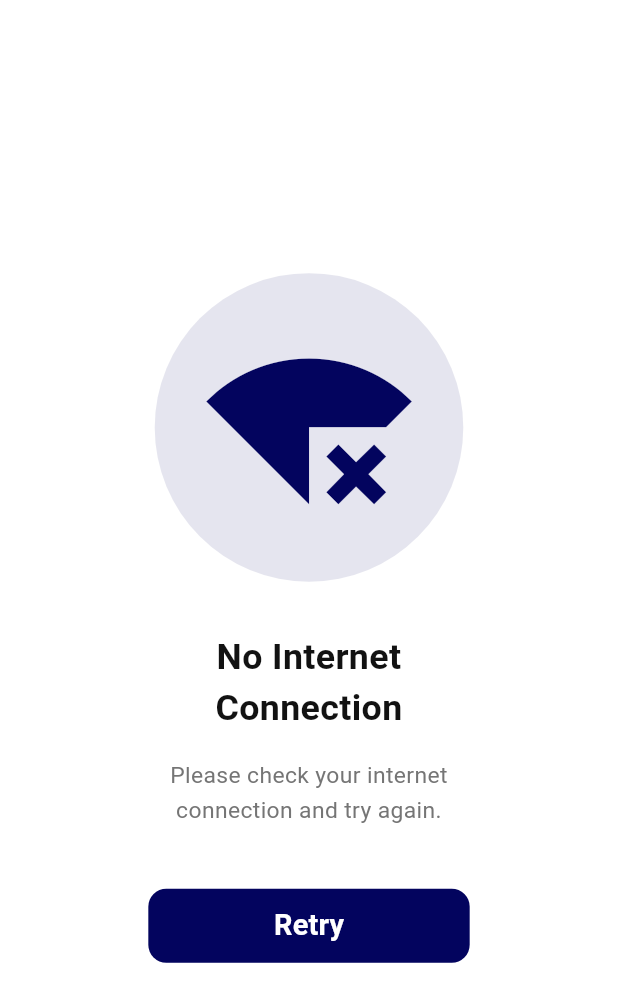
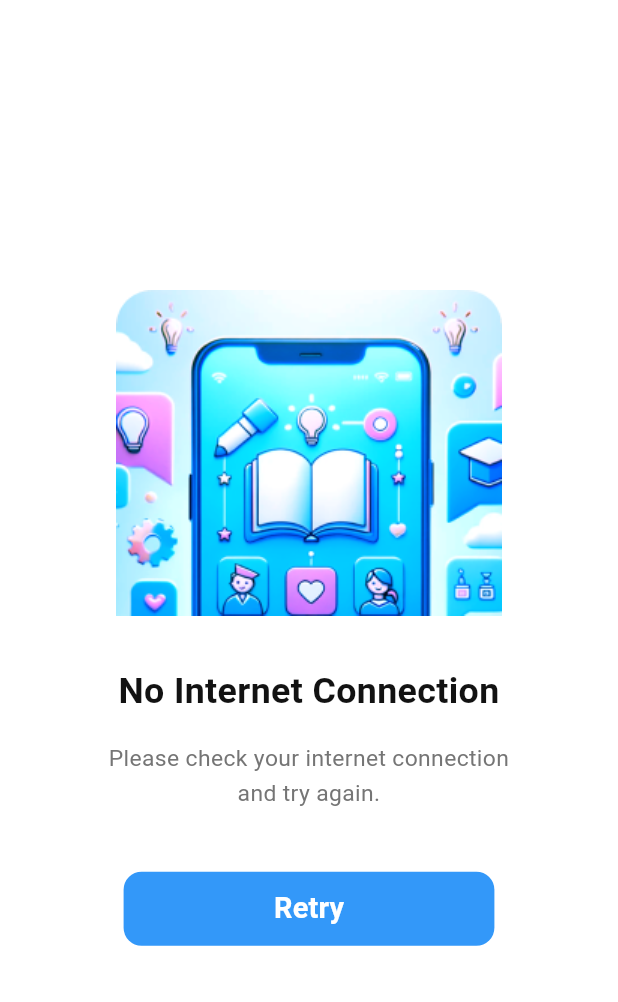
Before and after one commit to bukizz-store/bukizz_app, a Flutter app: the ErrorScreen screen opened directly with empty values, on a phone screen of 412 x 824 dp. Shown: the top 1002 px of the screen. Run offline on Flutter 3.47's test engine with Material 3 defaults, Android fonts, the phone set to English and light mode, and no system bars; our stand-ins replace cached_network_image, carousel_slider, cloud_firestore, dots_indicator, firebase_auth, firebase_core and 20 more; missing offline and left inert: dart:ffi, mailer, razorpay_flutter, webview_flutter_android; accounts and stored records are empty; project files that could hold a hidden picture were left out.

Commit message:
feat: Add no internet image, refine UI styling across multiple screens, and simplify the cart webview URL.

```diff
--- a/lib/ui/screens/Common/error_screen.dart
+++ b/lib/ui/screens/Common/error_screen.dart
@@ -24,21 +24,15 @@ class ErrorScreen extends StatelessWidget {
       backgroundColor: Colors.white,
       body: Center(
         child: Padding(
-          padding: EdgeInsets.symmetric(horizontal: 24.w),
+          padding: EdgeInsets.symmetric(horizontal: 16.w),
           child: Column(
             mainAxisAlignment: MainAxisAlignment.center,
             crossAxisAlignment: CrossAxisAlignment.center,
             children: [
               Container(
-                padding: EdgeInsets.all(24.sp),
-                decoration: BoxDecoration(
-                  color: AppColors.primaryColor.withOpacity(0.1),
-                  shape: BoxShape.circle,
-                ),
-                child: Icon(
-                  icon,
-                  size: 48.sp,
-                  color: AppColors.primaryColor,
+                child: Image.asset(
+                  'assets/no_internet.png',
+                  alignment: Alignment.topLeft,
                 ),
               ),
               SizedBox(height: 4.h),
@@ -68,7 +62,7 @@ class ErrorScreen extends StatelessWidget {
                 child: ElevatedButton(
                   onPressed: onRetry,
                   style: ElevatedButton.styleFrom(
-                    backgroundColor: AppColors.primaryColor,
+                    backgroundColor: AppColors.productButtonSelectedBorder,
                     shape: RoundedRectangleBorder(
                       borderRadius: BorderRadius.circular(12),
                     ),
--- a/lib/ui/screens/HomeView/Ecommerce/main_screen.dart
+++ b/lib/ui/screens/HomeView/Ecommerce/main_screen.dart
@@ -118,7 +118,7 @@ class _MainScreenState extends State<MainScreen> {
       case 2:
         return const NotificationScreen();
       case 3:
-        return WebViewPage(key: const ValueKey('cart'), url: _appendCity('https://bukizz.in/cart?mode=webview'));
+        return WebViewPage(key: const ValueKey('cart'), url: _appendCity('https://bukizz.in/cart'));
       case 4:
         return const NativeProfileScreen();
       default:
--- a/lib/ui/screens/HomeView/Ecommerce/onboarding screen/manual_location.dart
+++ b/lib/ui/screens/HomeView/Ecommerce/onboarding screen/manual_location.dart
@@ -56,6 +56,7 @@ class _SelectLocationState extends State<SelectLocation> {
     BottomNavigationBarProvider provider =
         context.read<BottomNavigationBarProvider>();
     return Scaffold(
+      backgroundColor: Colors.white,
       body: SingleChildScrollView(
         child: Padding(
             padding: EdgeInsets.symmetric(horizontal: dimensions.width16),
--- a/lib/ui/screens/Signup and SignIn/reset_password.dart
+++ b/lib/ui/screens/Signup and SignIn/reset_password.dart
@@ -95,7 +95,7 @@ Container firebaseUIButton(BuildContext context, String title, Function onTap) {
       ),
       child: ReusableText(
         text: title,
-        color: Colors.black87,
+        color: Colors.white,
         fontWeight: FontWeight.w500,
         fontSize: 16,
       ),
--- a/lib/widgets/text and textforms/Reusable_TextForm.dart
+++ b/lib/widgets/text and textforms/Reusable_TextForm.dart
@@ -43,8 +43,8 @@ class _ReusableTextFieldState extends State<ReusableTextField> {
         floatingLabelBehavior: FloatingLabelBehavior.never,
         fillColor: Color(0xFFF9F9F9),
         border: OutlineInputBorder(
-          borderRadius: BorderRadius.circular(10.0),
-          borderSide: const BorderSide(width: 0, style: BorderStyle.none),
+          borderRadius: BorderRadius.circular(20),
+          borderSide: const BorderSide(width: 1, style: BorderStyle.none),
         ),
         suffixIcon: widget.isPasswordType
             ? IconButton(
```
Also changed, not shown: assets/no_internet.png (added).
